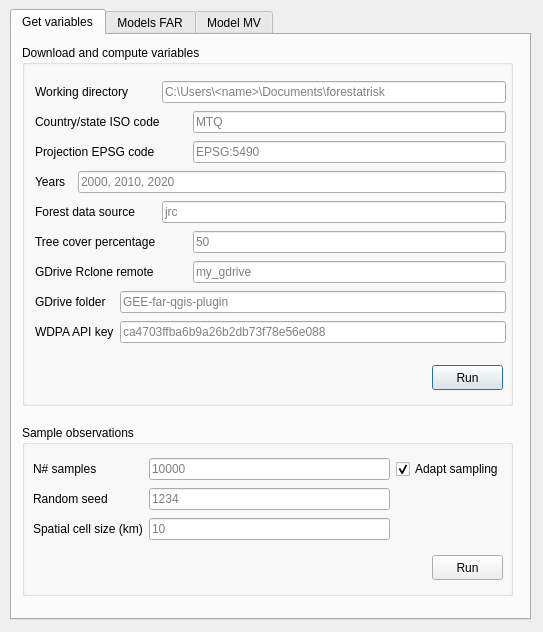
Above: forestatrisk_plugin_dialog_base.ui from ghislainv/deforisk-qgis-plugin before the change. Below: the same form after it.
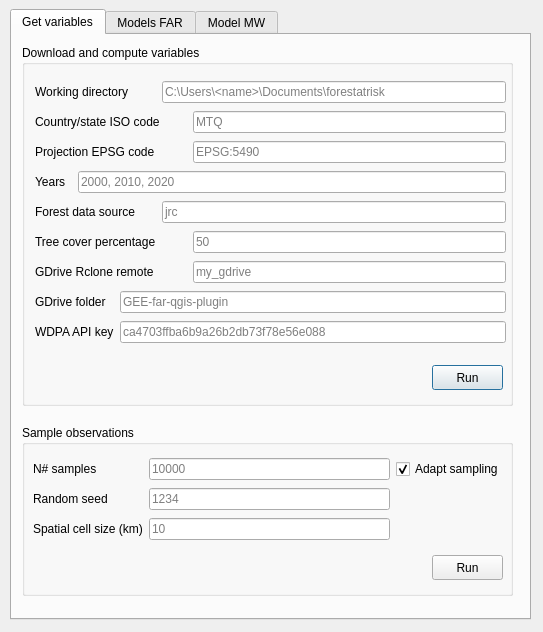
That is the form after the change. The open tabs and pages were chosen to show the change.

Patch:
```diff
--- a/forestatrisk_plugin_dialog_base.ui
+++ b/forestatrisk_plugin_dialog_base.ui
@@ -54,7 +54,7 @@
        <string>Run</string>
       </property>
      </widget>
-     <widget class="QWidget" name="">
+     <widget class="QWidget" name="layoutWidget">
       <property name="geometry">
        <rect>
         <x>13</x>
@@ -545,7 +545,7 @@
    </widget>
    <widget class="QWidget" name="tab_model_mw">
     <attribute name="title">
-     <string>Model MV</string>
+     <string>Model MW</string>
     </attribute>
    </widget>
   </widget>
```
